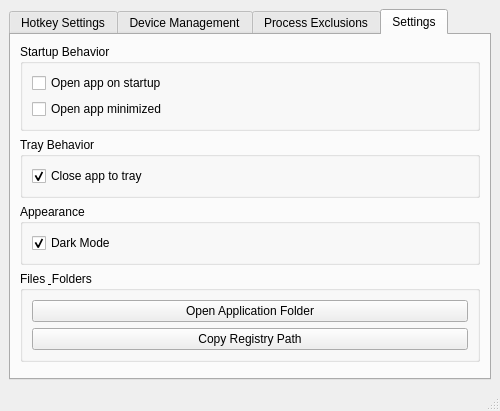
The window that src/ui/mainwindow.ui (tfourj/MuteActiveWindowC) describes before a commit, drawn with Qt 5.
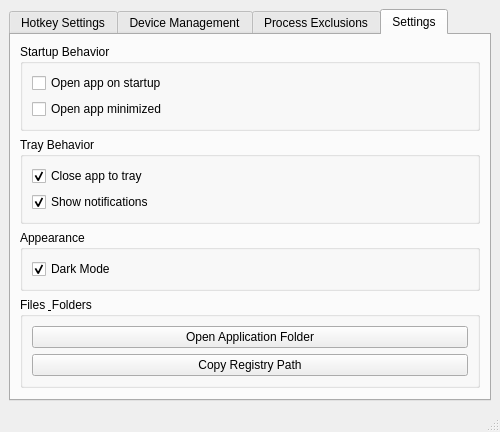
The same window after the commit.

Commit message: [1.1.0] Notification toggle, online installer

The edit to the form file:
```diff
--- a/src/ui/mainwindow.ui
+++ b/src/ui/mainwindow.ui
@@ -315,6 +315,19 @@
              </property>
             </widget>
            </item>
+           <item>
+            <widget class="QCheckBox" name="showNotificationsCheck">
+             <property name="toolTip">
+              <string>Show system tray notifications when the application is minimized or actions are performed.</string>
+             </property>
+             <property name="text">
+              <string>Show notifications</string>
+             </property>
+             <property name="checked">
+              <bool>true</bool>
+             </property>
+            </widget>
+           </item>
           </layout>
          </widget>
         </item>
```
The commit also changes 11 other files.
